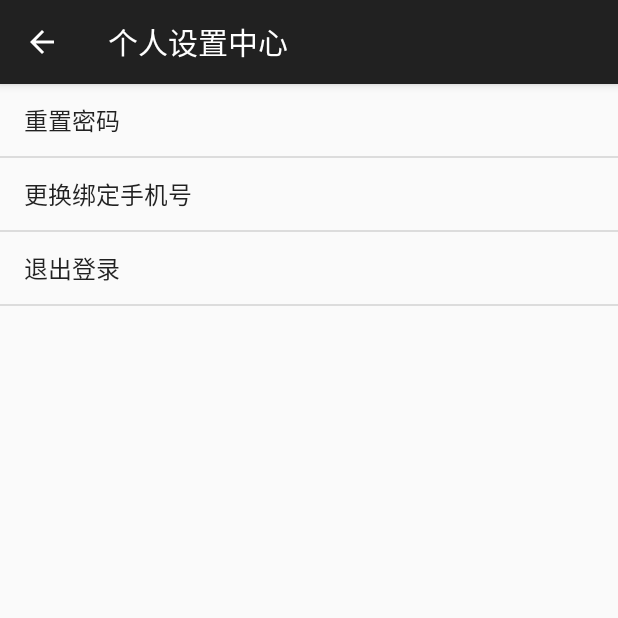
After one commit to mangoWorkstation/ARproj, an Android app: the SettingActivity screen opened directly, with no data from a screen before it, on a phone screen of 412 x 824 dp, the top half of it. The commit adds this screen. Run offline under Robolectric (Android 15) with nearby library versions, the phone set to English and light mode, and no system bars.

Commit message:
完成设置页面的初步布局。

```diff
--- a/app/build.gradle
+++ b/app/build.gradle
@@ -74,7 +74,5 @@ dependencies {
 
     implementation 'com.github.iwgang:countdownview:2.1.6'
 
-    compile 'link.fls:swipestack:0.3.0'
-
 
 }
--- a/app/src/main/AndroidManifest.xml
+++ b/app/src/main/AndroidManifest.xml
@@ -135,6 +135,10 @@
         <activity
             android:name=".activity.RecordResultActivity"
             android:label="@string/title_activity_record_result"
+            android:theme="@style/Theme.AppCompat.Light.DarkActionBar" />
+        <activity
+            android:name=".activity.SettingActivity"
+            android:label="@string/title_activity_setting"
             android:theme="@style/Theme.AppCompat.Light.DarkActionBar"/>
     </application>
 
--- /dev/null
+++ b/app/src/main/java/com/mango/arproj/activity/SettingActivity.java
@@ -0,0 +1,23 @@
+package com.mango.arproj.activity;
+
+import android.support.v7.app.AppCompatActivity;
+import android.os.Bundle;
+import android.widget.ArrayAdapter;
+import android.widget.ListView;
+
+import com.mango.arproj.R;
+
+public class SettingActivity extends AppCompatActivity {
+
+    private String[] titles = {"重置密码","更换绑定手机号","退出登录"};
+    @Override
+    protected void onCreate(Bundle savedInstanceState) {
+        super.onCreate(savedInstanceState);
+        setContentView(R.layout.activity_setting);
+        getSupportActionBar().setDisplayHomeAsUpEnabled(true);
+
+        ArrayAdapter<String> adapter = new ArrayAdapter<String>(SettingActivity.this,android.R.layout.simple_list_item_1,titles);
+        ListView listView = findViewById(R.id.listView_setting);
+        listView.setAdapter(adapter);
+    }
+}
--- a/app/src/main/res/layout/activity_main.xml
+++ b/app/src/main/res/layout/activity_main.xml
@@ -38,8 +38,8 @@
                 android:layout_marginBottom="36dp"
                 android:layout_weight="1"
                 app:bmb_buttonEnum="simpleCircle"
-                app:bmb_buttonPlaceEnum="buttonPlace_sc_6_1"
-                app:bmb_piecePlaceEnum="piecePlace_dot_6_1"
+                app:bmb_buttonPlaceEnum="buttonPlace_sc_5_1"
+                app:bmb_piecePlaceEnum="piecePlace_dot_5_1"
                 app:layout_constraintBottom_toBottomOf="parent"
                 app:layout_constraintEnd_toEndOf="parent"
                 app:layout_constraintHorizontal_bias="0.5"
--- /dev/null
+++ b/app/src/main/res/layout/activity_setting.xml
@@ -0,0 +1,14 @@
+<?xml version="1.0" encoding="utf-8"?>
+<LinearLayout xmlns:android="http://schemas.android.com/apk/res/android"
+    xmlns:app="http://schemas.android.com/apk/res-auto"
+    xmlns:tools="http://schemas.android.com/tools"
+    android:layout_width="match_parent"
+    android:layout_height="match_parent"
+    android:orientation="vertical"
+    tools:context=".activity.SettingActivity">
+
+    <ListView
+        android:id="@+id/listView_setting"
+        android:layout_width="match_parent"
+        android:layout_height="match_parent" />
+</LinearLayout>
--- a/app/src/main/res/values/strings.xml
+++ b/app/src/main/res/values/strings.xml
@@ -10,6 +10,7 @@
     <string name="title_activity_gaming">游戏正在进行中...</string>
     <string name="title_activity_rank_result">排行榜</string>
     <string name="title_activity_record_result">运动记录</string>
+    <string name="title_activity_setting">个人设置中心</string>
 
     <!-- Strings related to login -->
     <string name="prompt_email">手机号</string>
```
Also changed, not shown: app/src/main/java/com/mango/arproj/activity/MainActivity.java (+16 -4 lines).
